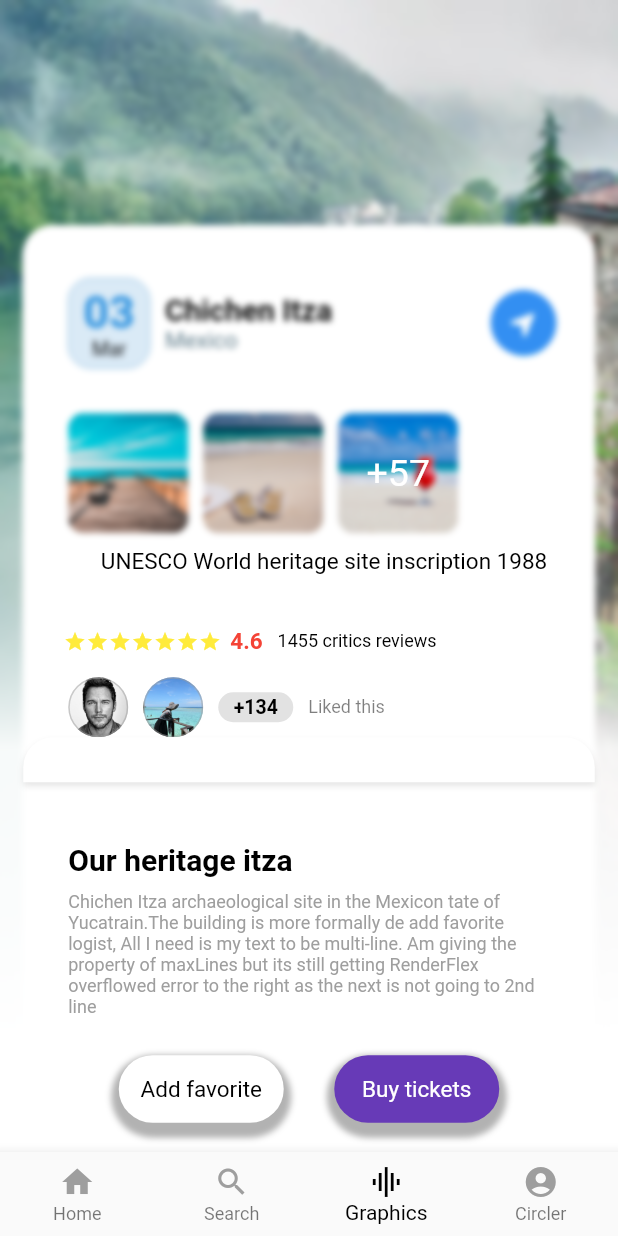
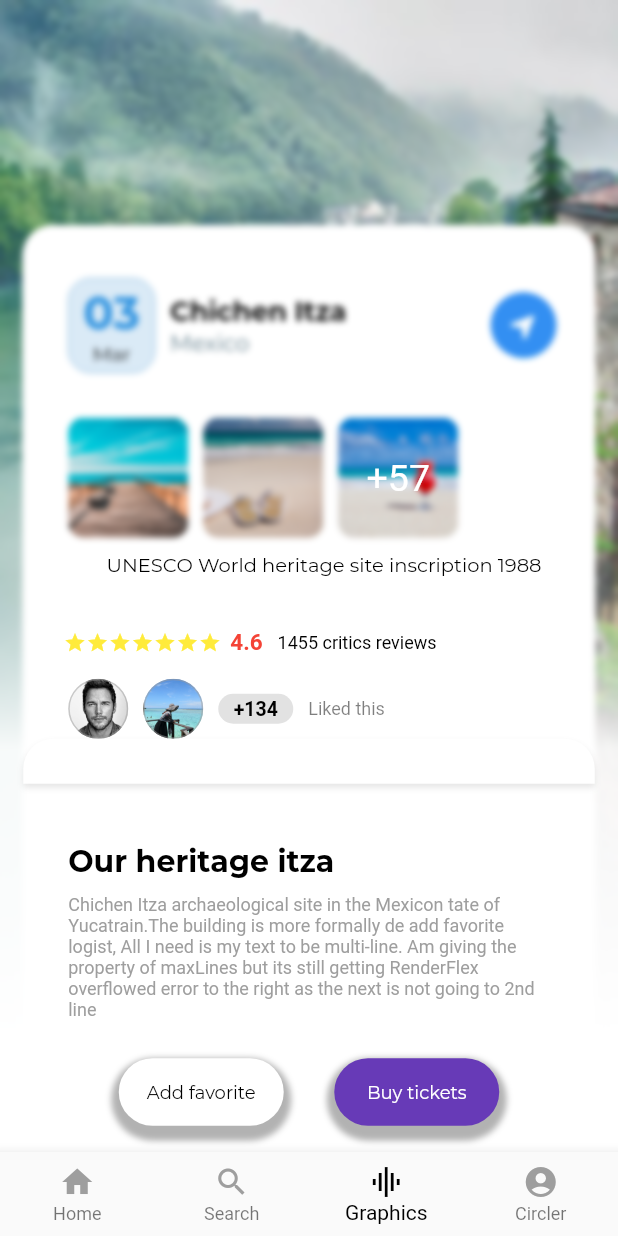
Before and after one commit to 1166544/flutter_travel, a Flutter app: the screen it shows after launch, item 3 of the bottom bar chosen, on a phone screen of 412 x 824 dp. Run offline on Flutter 3.47's test engine with Material 2 defaults, Android fonts, the phone set to English and light mode, and no system bars; project files that could hold a hidden picture were left out.

Commit message:
feat: add custom font

```diff
--- a/lib/common/CommonTravelItem.dart
+++ b/lib/common/CommonTravelItem.dart
@@ -84,8 +84,8 @@ class CommonTravelItem {
 										  style: TextStyle(color: Colors.grey.shade700, fontFamily: 'Montserrat', fontSize: 11.0)
 									  ),
 								  ),
-								  timeTitle.isNotEmpty ? SizedBox(width: 4.0) : Spacer(),
-								  timeTitle.isNotEmpty ? Icon(Icons.timer, size: 12.0, color: Colors.black) : Spacer(),
+								  timeTitle.isNotEmpty ? SizedBox(width: 4.0) : SizedBox(width: 0.0),
+								  timeTitle.isNotEmpty ? Icon(Icons.timer, size: 12.0, color: Colors.black) : SizedBox(width: 0.0),
 								  SizedBox(width: 4.0),
 								  Text(timeTitle, style:TextStyle(color: Colors.grey.shade500, fontFamily: 'Montserrat', fontSize: 11.0))
 							  ],
--- a/lib/main.dart
+++ b/lib/main.dart
@@ -27,7 +27,7 @@ class TravelHomePage extends StatefulWidget {
 /// 定义菜单和图标
 class _TravelHomePageState extends State<TravelHomePage> with SingleTickerProviderStateMixin {
 
-	int _currentIndex = 3;
+	int _currentIndex = 0;
 	List<CommonPageData> _bodysView= [
 		CommonPageData(view: new PageHome(), pageTitle: 'Home', icon: Icons.home),
 		CommonPageData(view: new PageSearch(), pageTitle: 'Search', icon: Icons.search),
--- a/lib/pages/PageGraphics.dart
+++ b/lib/pages/PageGraphics.dart
@@ -100,8 +100,8 @@ class _PageGraphicsState extends State<PageGraphics> {
 										padding: EdgeInsets.fromLTRB(10.0, 5.0, 10.0, 5.0),
 										child: Column(
 											children: <Widget>[
-												Text('03', style: TextStyle(fontSize: 30.0, fontWeight: FontWeight.bold, color: Color(0xFF2f93e0))),
-												Text('Mar', style: TextStyle(fontSize: 13.0, color: Colors.black)),
+												Text('03', style: TextStyle(fontSize: 30.0, fontWeight: FontWeight.bold, color: Color(0xFF2f93e0), fontFamily: 'Montserrat')),
+												Text('Mar', style: TextStyle(fontSize: 13.0, color: Colors.black, fontFamily: 'Montserrat')),
 											],
 										),
 									),
@@ -116,10 +116,10 @@ class _PageGraphicsState extends State<PageGraphics> {
 												'Chichen Itza',
 												overflow: TextOverflow.ellipsis,
 												softWrap: true,
-												style: TextStyle(fontSize: 20.0, fontWeight: FontWeight.bold, color: Colors.black)
+												style: TextStyle(fontSize: 18.0, fontWeight: FontWeight.bold, color: Colors.black, fontFamily: 'Montserrat')
 											)
 										),
-										Text('Mexico', style: TextStyle(fontSize: 15.0, fontWeight: FontWeight.normal, color: Colors.blueGrey)),
+										Text('Mexico', style: TextStyle(fontSize: 15.0, fontWeight: FontWeight.normal, color: Colors.blueGrey, fontFamily: 'Montserrat')),
 									],
 								),
 								Spacer(),
@@ -158,7 +158,7 @@ class _PageGraphicsState extends State<PageGraphics> {
 						child: Text(
 							'UNESCO World heritage site inscription 1988',
 							textAlign: TextAlign.left,
-							style: TextStyle(fontSize: 15.0, color: Colors.black),
+							style: TextStyle(fontSize: 13.0, color: Colors.black, fontFamily: 'Montserrat'),
 							overflow: TextOverflow.ellipsis,
 							softWrap: true,
 							maxLines: 2,
@@ -247,7 +247,7 @@ class _PageGraphicsState extends State<PageGraphics> {
 							children: <Widget>[
 								Text(
 									'Our heritage itza',
-									style: TextStyle(fontSize: 20.0, color: Colors.black, fontWeight: FontWeight.bold)
+									style: TextStyle(fontSize: 20.0, color: Colors.black, fontWeight: FontWeight.bold, fontFamily: 'Montserrat')
 								),
 								SizedBox(height: 10.0),
 								Text(
@@ -293,7 +293,7 @@ class _PageGraphicsState extends State<PageGraphics> {
 		child: Center(
 			child: Text(
 				textLabel,
-				style: TextStyle(fontSize: 15.0, color: colorText)
+				style: TextStyle(fontSize: 12.0, color: colorText, fontFamily: 'Montserrat')
 			)
 		),
 	);
--- a/lib/pages/PageHome.dart
+++ b/lib/pages/PageHome.dart
@@ -117,8 +117,8 @@ class _PageHomeState extends State<PageHome> with CommonTravelItem {
 			child: Row(
 				mainAxisAlignment: MainAxisAlignment.spaceBetween,
 				children: <Widget>[
-					Text('FROM THE COMMUNITY', style:TextStyle(color: Colors.grey, fontSize: 15.0, fontFamily: 'Monsterrat')),
-					Text('View All', style:TextStyle(color: Colors.blue, fontWeight:FontWeight.bold, fontSize: 15.0, fontFamily: 'Monsterrat')),
+					Text('FROM THE COMMUNITY', style:TextStyle(color: Colors.grey, fontSize: 15.0, fontFamily: 'Montserrat')),
+					Text('View All', style:TextStyle(color: Colors.blue, fontWeight:FontWeight.bold, fontSize: 15.0, fontFamily: 'Montserrat')),
 				],
 			),
 		);
--- a/lib/pages/PageProfile.dart
+++ b/lib/pages/PageProfile.dart
@@ -73,7 +73,7 @@ class _PageProfileState extends State<PageProfile> {
 	return Text(
 		'Mark Stewart',
 		style: TextStyle(
-			fontFamily: 'Monsterrat',
+			fontFamily: 'Montserrat',
 			fontSize: 20.0,
 			fontWeight: FontWeight.bold
 		)
```
Also changed, not shown: lib/pages/PageCircler.dart (+10 -8 lines).
